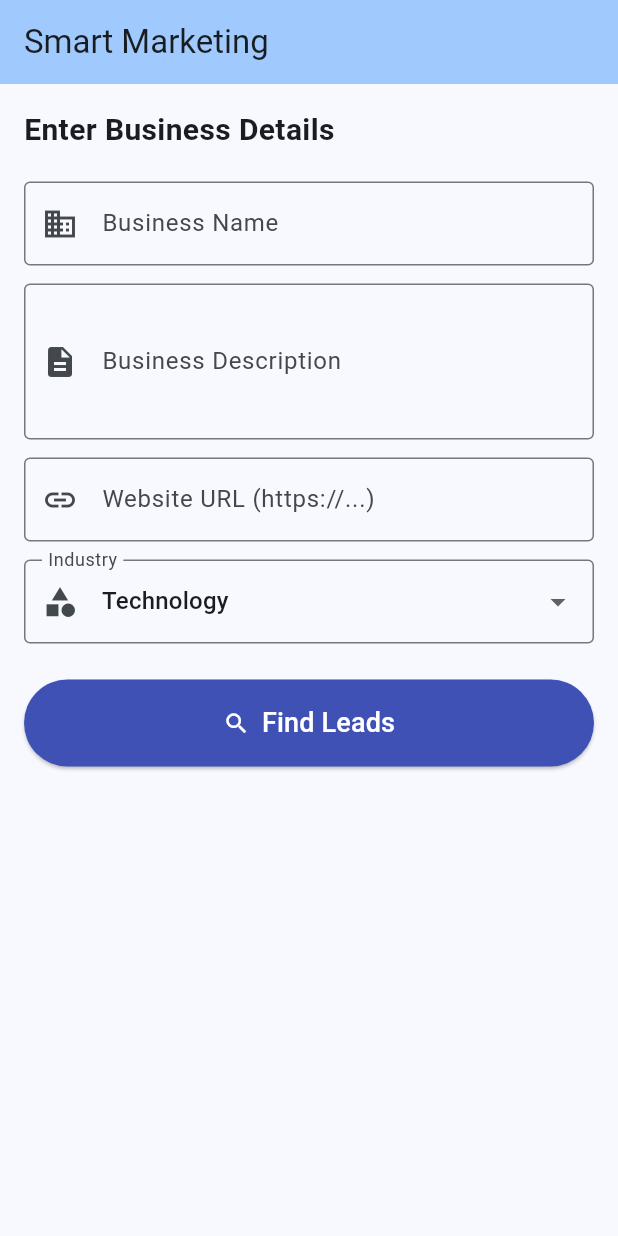
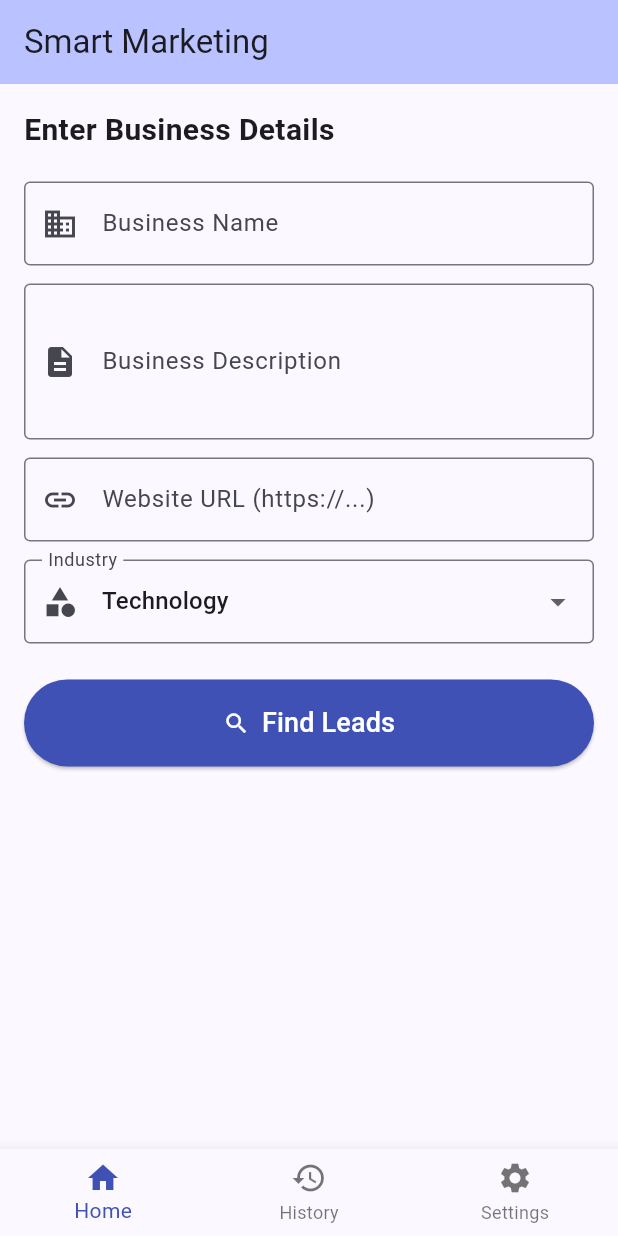
Before and after one commit to Devishree07/smart-marketing, a Flutter app: the screen it shows after launch, on a phone screen of 412 x 824 dp. Run offline on Flutter 3.47's test engine with Material 3 defaults, Android fonts, the phone set to English and light mode, and no system bars.

Commit message:
fixed dark mode, added language translation system, removed hardcoded API key

```diff
--- a/lib/main.dart
+++ b/lib/main.dart
@@ -1,23 +1,88 @@
 import 'package:flutter/material.dart';
 import 'screens/home_screen.dart';
+import 'screens/history_screen.dart';
+import 'screens/settings_screen.dart';
 
 void main() {
   runApp(const MyApp());
 }
+
+class ThemeNotifier extends ValueNotifier<bool> {
+  ThemeNotifier(bool value) : super(value);
+}
+
+class LanguageNotifier extends ValueNotifier<String> {
+  LanguageNotifier(String value) : super(value);
+}
+
+final ThemeNotifier themeNotifier = ThemeNotifier(false);
+final LanguageNotifier languageNotifier = LanguageNotifier('English');
 
 class MyApp extends StatelessWidget {
   const MyApp({super.key});
 
   @override
   Widget build(BuildContext context) {
-    return MaterialApp(
-      title: 'Smart Marketing',
-      debugShowCheckedModeBanner: false,
-      theme: ThemeData(
-        colorScheme: ColorScheme.fromSeed(seedColor: Colors.blue),
-        useMaterial3: true,
-      ),
-      home: const HomeScreen(),
+    return ValueListenableBuilder<bool>(
+      valueListenable: themeNotifier,
+      builder: (context, isDarkMode, _) {
+        return ValueListenableBuilder<String>(
+          valueListenable: languageNotifier,
+          builder: (context, language, __) {
+            return MaterialApp(
+              title: 'Smart Marketing',
+              theme: ThemeData(
+                colorScheme: ColorScheme.fromSeed(seedColor: Colors.indigo),
+                useMaterial3: true,
+              ),
+              darkTheme: ThemeData(
+                colorScheme: ColorScheme.fromSeed(
+                  seedColor: Colors.indigo,
+                  brightness: Brightness.dark,
+                ),
+                useMaterial3: true,
+              ),
+              themeMode: isDarkMode ? ThemeMode.dark : ThemeMode.light,
+              home: const MainShell(),
+            );
+          },
+        );
+      },
     );
   }
 }
+
+class MainShell extends StatefulWidget {
+  const MainShell({super.key});
+
+  @override
+  State<MainShell> createState() => _MainShellState();
+}
+
+class _MainShellState extends State<MainShell> {
+  int _currentIndex = 0;
+
+  final List<Widget> _screens = const [
+    HomeScreen(),
+    HistoryScreen(),
+    SettingsScreen(),
+  ];
+
+  @override
+  Widget build(BuildContext context) {
+    return Scaffold(
+      body: _screens[_currentIndex],
+      bottomNavigationBar: BottomNavigationBar(
+        currentIndex: _currentIndex,
+        onTap: (index) => setState(() => _currentIndex = index),
+        type: BottomNavigationBarType.fixed,
+        selectedItemColor: Colors.indigo,
+        items: const [
+          BottomNavigationBarItem(icon: Icon(Icons.home), label: 'Home'),
+          BottomNavigationBarItem(icon: Icon(Icons.history), label: 'History'),
+          BottomNavigationBarItem(icon: Icon(Icons.settings), label: 'Settings'),
+        ],
+      ),
+    );
+  }
+}
--- a/lib/services/ai_service.dart
+++ b/lib/services/ai_service.dart
@@ -1,8 +1,9 @@
 import 'dart:convert';
 import 'package:http/http.dart' as http;
+import 'api_keys.dart';
 
 class AiService {
-  static const String _apiKey = '';
+  static const String _apiKey = ApiKeys.groqKey;
   static const String _url = 'https://api.groq.com/openai/v1/chat/completions';
 
   Future<String> ask(String prompt) async {
```
Also changed, not shown: lib/screens/settings_screen.dart (+5 -9 lines), lib/services/app_strings.dart (added, +68 -0 lines), 1 other file.
